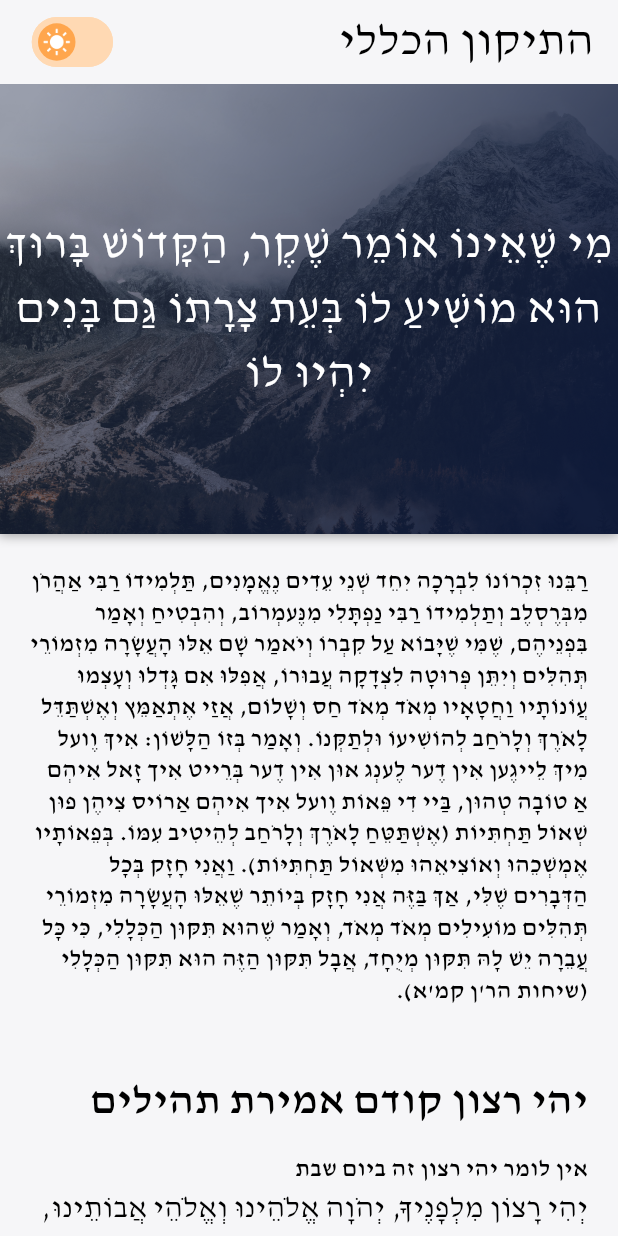
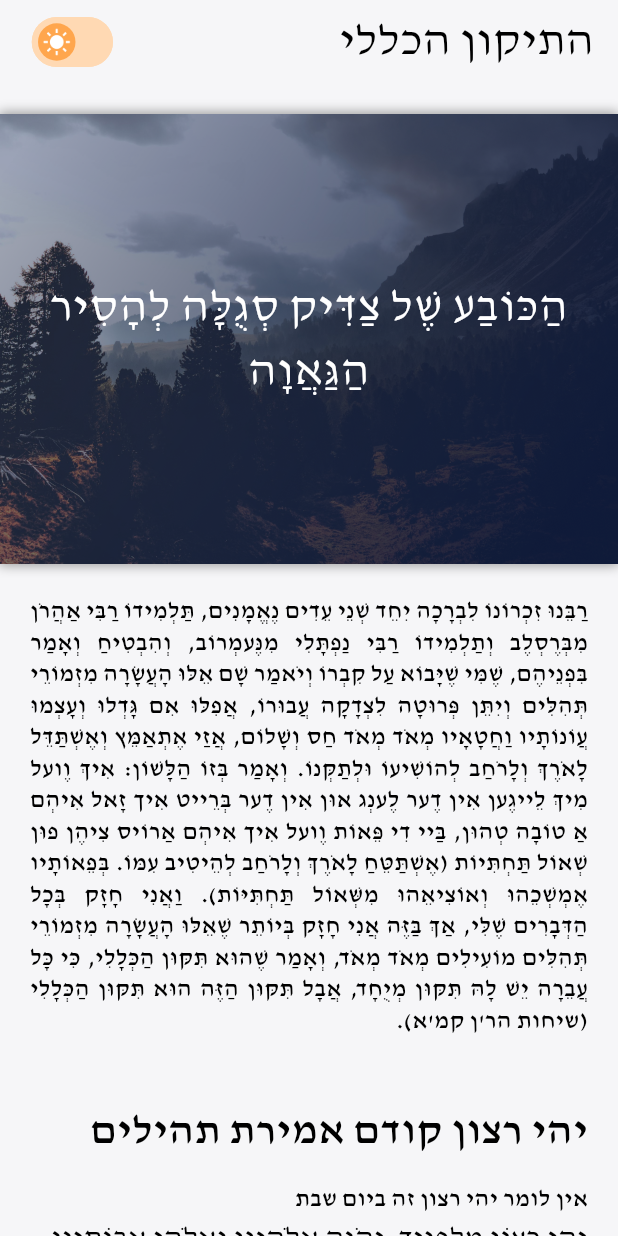
Before and after one commit to dorna6/tikon-haklali-flutter-app, a Flutter app: the screen it shows after launch, on a phone screen of 412 x 824 dp. Run offline on Flutter 3.47's test engine with Material 3 defaults, Android fonts, the phone set to English and light mode, and no system bars.

Commit message:
change rich text class

```diff
--- a/lib/custom_text_widget.dart
+++ b/lib/custom_text_widget.dart
@@ -12,11 +12,13 @@ class CustomRichText extends StatelessWidget {
   final TextSpan textSpan;
   final TextDirection textDirection;
   final Alignment alignment;
+  final TextAlign textAlign;
 
   const CustomRichText({
     required this.textSpan,
     this.textDirection = TextDirection.rtl,
-    this.alignment = Alignment.topRight, // Default alignment
+    this.alignment = Alignment.topRight,
+    this.textAlign = TextAlign.right,
   });
 
   @override
@@ -24,12 +26,22 @@ class CustomRichText extends StatelessWidget {
     return Align(
       alignment: alignment,
       child: RichText(
-        textDirection: textDirection ?? TextDirection.rtl,
+        textDirection: textDirection,
+        textAlign: textAlign,
         text: textSpan,
       ),
     );
   }
 }
+
+
+
+
+
+
+
+
+
 
 //
 //
--- a/lib/main_image_widgets.dart
+++ b/lib/main_image_widgets.dart
@@ -3,13 +3,21 @@
 //
 
 import 'package:flutter/material.dart';
+import 'dart:math';
 
 //
 //
 //
-/////////////////////
-// main image data //
-/////////////////////
+///////////////////////
+// main image widget //
+///////////////////////
+
+// generate random number for main image text
+final random1 = Random();
+final randomIndex_main_img_text = random1.nextInt(mainImgText.length);
+
+final random2 = Random();
+final randomIndex_main_img = random2.nextInt(mainImgPath.length);
 
 class MainPageBigImage {
   static Container bigImage({
@@ -43,15 +51,15 @@ class MainPageBigImage {
             child: ClipRRect(
               borderRadius: BorderRadius.circular(0),
               child:
-                  Image.asset(mainImgPath[5], fit: BoxFit.cover),
+                  Image.asset(mainImgPath[randomIndex_main_img], fit: BoxFit.cover),
             ),
           ),
           Positioned.fill(
             child: Center(
               child: Padding(
-                padding: const EdgeInsets.all(0),
+                padding: const EdgeInsets.all(30),
                 child: Text(
-                  mainImgText[0],
+                  mainImgText[randomIndex_main_img_text],
                   textAlign: TextAlign.center,
                   style: textStyleMainImg,
                 ),
@@ -64,6 +72,12 @@ class MainPageBigImage {
   }
 }
 
+//
+//
+//
+/////////////////////
+// main image data //
+/////////////////////
 
   // main image text list
   const List<String> mainImgText = [
--- a/lib/main_page_widgets.dart
+++ b/lib/main_page_widgets.dart
@@ -104,6 +104,8 @@ class MainPageBody {
           child: Column(
             crossAxisAlignment: CrossAxisAlignment.center,
             children: [
+              // spacer
+              const SizedBox(height: 20),
               // main big image
               MainPageBigImage.bigImage(context: context),
               // spacer
--- a/lib/tikon_haklali.dart
+++ b/lib/tikon_haklali.dart
@@ -51,6 +51,8 @@ class tikonHaklali {
 
     return Column(children: [
       CustomRichText(
+        textAlign: TextAlign.justify,
+        textDirection: TextDirection.rtl,
         textSpan: TextSpan(
           children: <TextSpan>[
             TextSpan(
```
